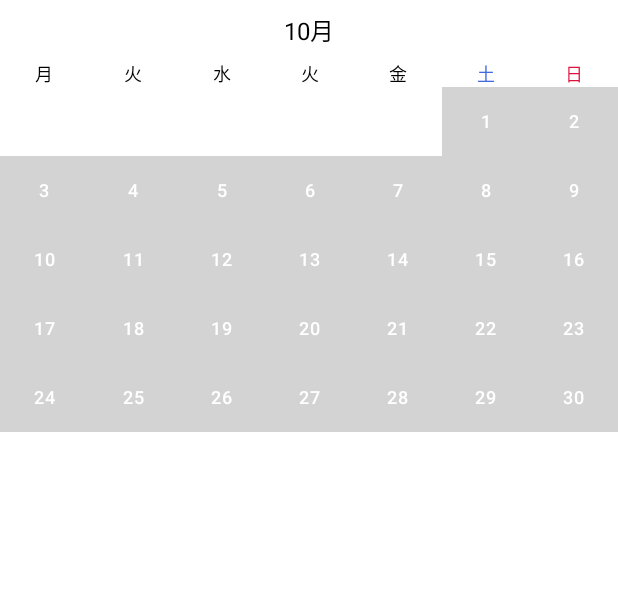
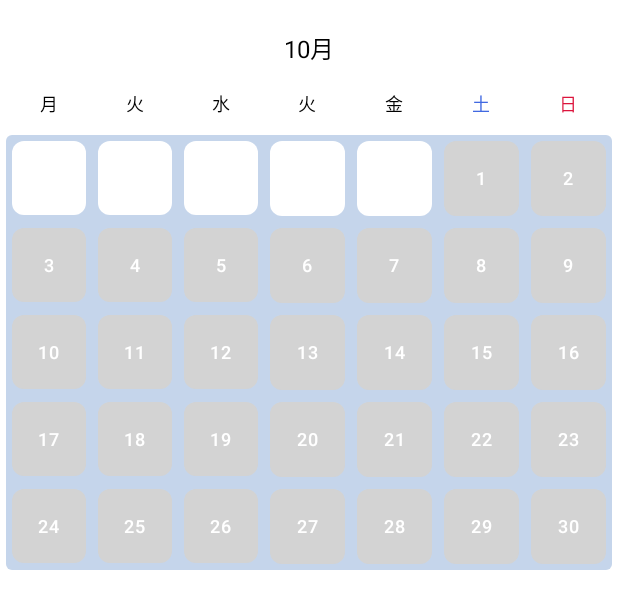
Before and after one commit to yugo-miyabe/Habits_App, an Android app built with Jetpack Compose: the @Preview function Calendar_Preview, on a phone screen of 412 x 824 dp. Shown: the top 609 px of the screen. Run offline under Robolectric (Android 15) with nearby library versions, the phone set to English and light mode, and no system bars; our stand-ins replace Compose Multiplatform resources.

Commit message:
カレンダーのデザイン調整

```diff
--- a/composeApp/src/commonMain/kotlin/jp/yuyuyu/habits/theme/Color.kt
+++ b/composeApp/src/commonMain/kotlin/jp/yuyuyu/habits/theme/Color.kt
@@ -6,6 +6,7 @@ import androidx.compose.ui.graphics.Color
 data class HabitsColors(
     val white: Color = Color(0xFFFFFFFF),
     val black: Color = Color(0xFF000000),
+    val backGround: Color = Color(0xFFC5D5EB),
     val textBaseFont: Color = Color(0xFFD3D3D3),
     val textBaseBackground: Color = Color(0xFFFFFFFF),
     val textPinkFont: Color = Color(0xFFDA85AF),
--- a/composeApp/src/commonMain/kotlin/jp/yuyuyu/habits/ui/molecules/CalendarCell.kt
+++ b/composeApp/src/commonMain/kotlin/jp/yuyuyu/habits/ui/molecules/CalendarCell.kt
@@ -6,10 +6,12 @@ import androidx.compose.foundation.layout.Box
 import androidx.compose.foundation.layout.Row
 import androidx.compose.foundation.layout.padding
 import androidx.compose.foundation.layout.size
+import androidx.compose.foundation.shape.RoundedCornerShape
 import androidx.compose.material3.Text
 import androidx.compose.runtime.Composable
 import androidx.compose.ui.Alignment
 import androidx.compose.ui.Modifier
+import androidx.compose.ui.draw.clip
 import androidx.compose.ui.unit.dp
 import jp.yuyuyu.habits.theme.AppTheme
 import jp.yuyuyu.habits.ui.model.CalendarWeek
@@ -28,6 +30,7 @@ fun CalendarCell(
 ) {
     Box(
         modifier = modifier
+            .clip(RoundedCornerShape(8.dp))
             .background(
                 when {
                     calendar.isSelected -> AppTheme.colors.textPinkBackground
@@ -41,7 +44,7 @@ fun CalendarCell(
             text = calendar.date ?: "",
             style = AppTheme.typography.labelMedium,
             color = if (calendar.isSelected) AppTheme.colors.textPinkFont else AppTheme.colors.textBaseBackground,
-            modifier = Modifier.padding(16.dp)
+            modifier = Modifier
         )
     }
 }
@@ -59,14 +62,14 @@ private fun CalendarCell_Preview() {
                 date = isToday.date.day.toString(),
                 isSelected = true,
             ),
-            modifier = Modifier.size(50.dp)
+            modifier = Modifier.padding(4.dp).size(50.dp)
         )
         CalendarCell(
             calendar = CalendarWeek.Calendar(
                 date = tomorrow.date.day.toString(),
                 isSelected = false
             ),
-            modifier = Modifier.size(50.dp)
+            modifier = Modifier.padding(4.dp).size(50.dp)
         )
     }
 }
--- a/composeApp/src/commonMain/kotlin/jp/yuyuyu/habits/ui/organisms/Calendar.kt
+++ b/composeApp/src/commonMain/kotlin/jp/yuyuyu/habits/ui/organisms/Calendar.kt
@@ -1,13 +1,17 @@
 package jp.yuyuyu.habits.ui.organisms
 
+import androidx.compose.foundation.background
 import androidx.compose.foundation.layout.Arrangement
 import androidx.compose.foundation.layout.Column
 import androidx.compose.foundation.layout.Row
+import androidx.compose.foundation.layout.aspectRatio
 import androidx.compose.foundation.layout.fillMaxWidth
 import androidx.compose.foundation.layout.padding
+import androidx.compose.foundation.shape.RoundedCornerShape
 import androidx.compose.material3.Text
 import androidx.compose.runtime.Composable
 import androidx.compose.ui.Modifier
+import androidx.compose.ui.draw.clip
 import androidx.compose.ui.text.style.TextAlign
 import androidx.compose.ui.unit.dp
 import habits.composeapp.generated.resources.Res
@@ -27,19 +31,19 @@ fun Calendar(
     calendarWeekList: List<CalendarWeek>
 ) {
     Column(
-        modifier = modifier
+        modifier = modifier.padding(all = 4.dp)
     ) {
-
         Text(
             text = stringResource(Res.string.month_format, month),
             style = AppTheme.typography.titleMedium,
             modifier = Modifier
-                .fillMaxWidth().padding(vertical = 8.dp),
+                .fillMaxWidth().padding(vertical = 16.dp),
             textAlign = TextAlign.Center
         )
 
         Row(
-            modifier = Modifier.fillMaxWidth(),
+            modifier = Modifier
+                .fillMaxWidth(),
             horizontalArrangement = Arrangement.SpaceEvenly
         ) {
             DayWeek.entries.forEach { dayWeek ->
@@ -54,40 +58,31 @@ fun Calendar(
                 )
             }
         }
-
+        Column(
+            modifier = Modifier.padding(vertical = 12.dp)
+                .clip(RoundedCornerShape(size = 4.dp))
+                .background(AppTheme.colors.backGround),
+        ) {
             calendarWeekList.forEach { calendarWeek ->
                 Row(
                     modifier = Modifier.fillMaxWidth(),
                     horizontalArrangement = Arrangement.SpaceEvenly
                 ) {
+                    listOf(
+                        calendarWeek.monday,
+                        calendarWeek.tuesday,
+                        calendarWeek.wednesday,
+                        calendarWeek.thursday,
+                        calendarWeek.friday,
+                        calendarWeek.saturday,
+                        calendarWeek.sunday
+                    ).forEach { day ->
                         CalendarCell(
-                    calendar = calendarWeek.monday,
-                    modifier = Modifier.weight(1f)
+                            calendar = day,
+                            modifier = Modifier.weight(1f).aspectRatio(1f).padding(4.dp)
                         )
-                CalendarCell(
-                    calendar = calendarWeek.tuesday,
-                    modifier = Modifier.weight(1f)
-                )
-                CalendarCell(
-                    calendar = calendarWeek.wednesday,
-                    modifier = Modifier.weight(1f)
-                )
-                CalendarCell(
-                    calendar = calendarWeek.thursday,
-                    modifier = Modifier.weight(1f)
-                )
-                CalendarCell(
-                    calendar = calendarWeek.friday,
-                    modifier = Modifier.weight(1f)
-                )
-                CalendarCell(
-                    calendar = calendarWeek.saturday,
-                    modifier = Modifier.weight(1f)
-                )
-                CalendarCell(
-                    calendar = calendarWeek.sunday,
-                    modifier = Modifier.weight(1f)
-                )
+                    }
+                }
             }
         }
     }
```
Lines whose indentation alone changed are shown as unchanged.
